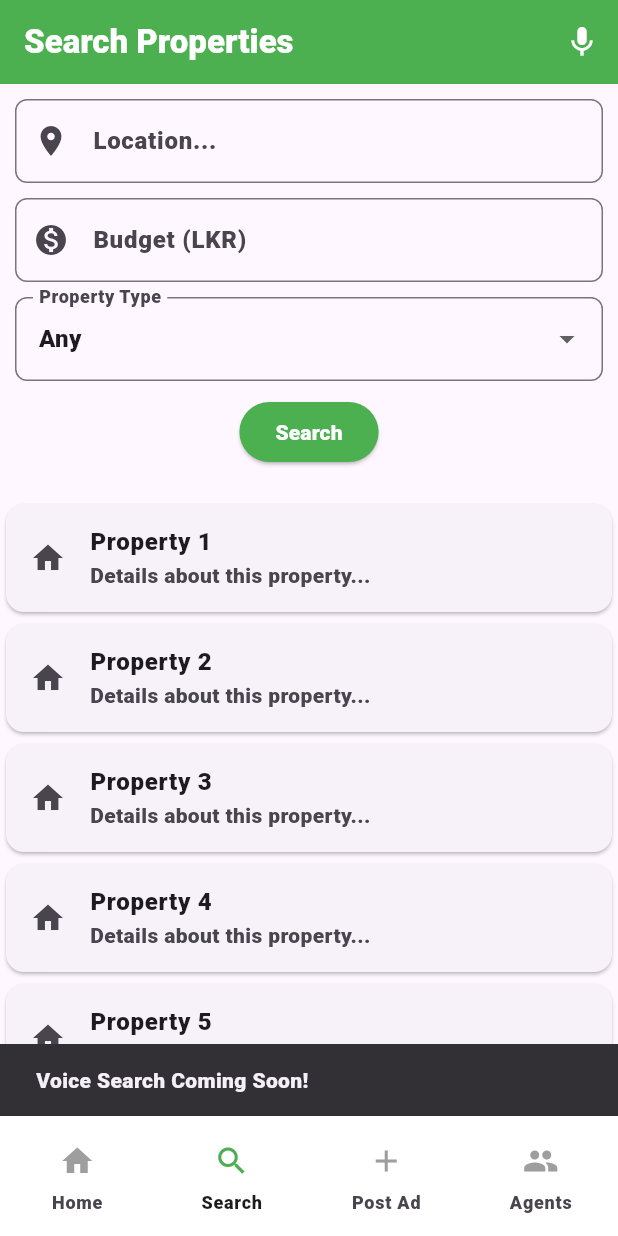
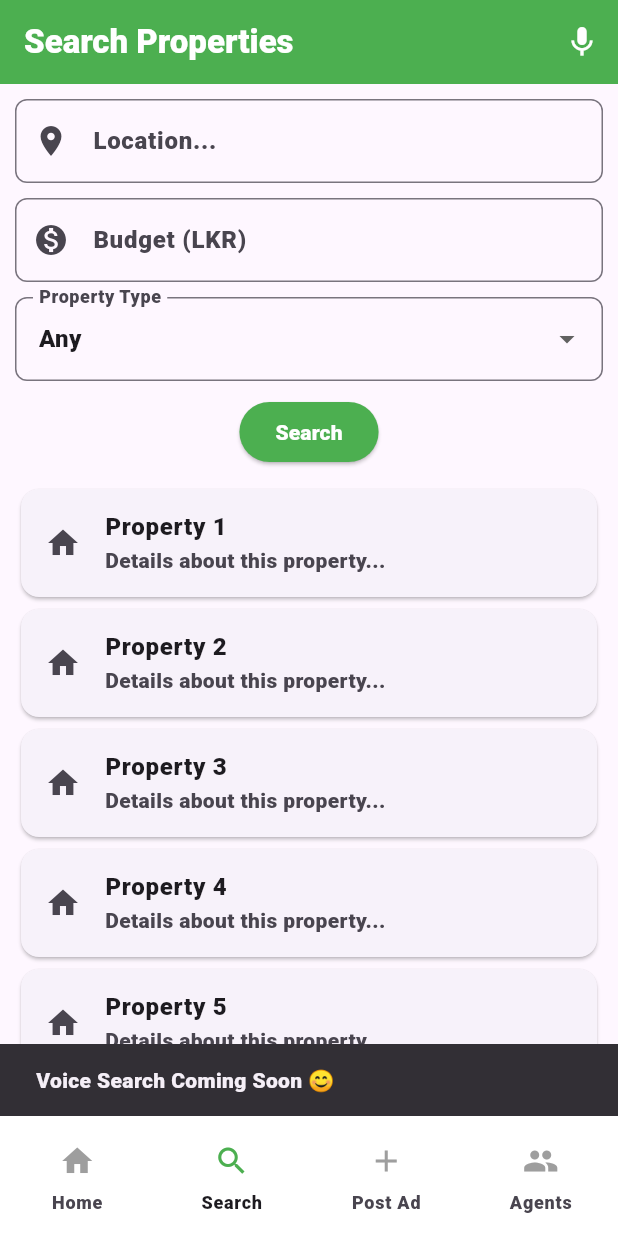
Before and after one commit to AKILABANDARAYAINNA/horizon_real_estate_app, a Flutter app: the screen it shows after launch, item 2 of the bottom bar chosen, after a tap on the "mic" icon, on a phone screen of 412 x 824 dp. Run offline on Flutter 3.47's test engine with Material 3 defaults, Android fonts, the light colour scheme and no system bars; network calls fail.

Commit message:
Errors Sorted

```diff
--- a/lib/main.dart
+++ b/lib/main.dart
@@ -11,18 +11,19 @@
   @override
   Widget build(BuildContext context) {
     return MaterialApp(
+      debugShowCheckedModeBanner: false,
       title: 'Horizon Real Estates',
       theme: ThemeData(
-        fontFamily: 'Roboto', // Set Roboto-Black as the default font
+        fontFamily: 'Roboto',
         textTheme: const TextTheme(
-          bodyLarge: TextStyle(fontWeight: FontWeight.w900), // Black weight
+          bodyLarge: TextStyle(fontWeight: FontWeight.w900),
           bodyMedium: TextStyle(fontWeight: FontWeight.w900),
           bodySmall: TextStyle(fontWeight: FontWeight.w900),
         ),
         brightness: Brightness.light,
       ),
       darkTheme: ThemeData(
-        fontFamily: 'Roboto', // Set Roboto-Black for dark mode
+        fontFamily: 'Roboto',
         textTheme: const TextTheme(
           bodyLarge: TextStyle(fontWeight: FontWeight.w900),
           bodyMedium: TextStyle(fontWeight: FontWeight.w900),
@@ -31,7 +32,7 @@
         brightness: Brightness.dark,
       ),
       themeMode: ThemeMode.system, // Automatically switches based on system settings
-      home: const HomeScreen(), // App starts on HomeScreen
+      home: const HomeScreen(),
     );
   }
 }
--- a/lib/screens/register_screen.dart
+++ b/lib/screens/register_screen.dart
@@ -19,7 +19,7 @@ class _RegisterScreenState extends State<RegisterScreen> {
   Widget build(BuildContext context) {
     return Scaffold(
       appBar: AppBar(title: const Text('Register')),
-      body: Padding(
+      body: SingleChildScrollView(
         padding: const EdgeInsets.all(16.0),
         child: Form(
           key: _formKey,
--- a/lib/screens/search_screen.dart
+++ b/lib/screens/search_screen.dart
@@ -32,16 +32,15 @@ class _SearchScreenState extends State<SearchScreen> {
           IconButton(
             icon: const Icon(Icons.mic),
             tooltip: 'Voice Search',
-            onPressed: _handleVoiceSearch, // voice search
+            onPressed: _handleVoiceSearch, // Voice search button
           ),
         ],
       ),
-      body: Column(
-        children: [
-          Padding(
+      body: SingleChildScrollView(
         padding: const EdgeInsets.all(10.0),
         child: Column(
           children: [
+            // Location Input Field
             TextField(
               controller: _searchController,
               decoration: InputDecoration(
@@ -53,6 +52,8 @@ class _SearchScreenState extends State<SearchScreen> {
               ),
             ),
             const SizedBox(height: 10),
+
+            // Budget Input Field
             TextField(
               controller: _budgetController,
               keyboardType: TextInputType.number,
@@ -65,6 +66,8 @@ class _SearchScreenState extends State<SearchScreen> {
               ),
             ),
             const SizedBox(height: 10),
+
+            // Property Type Dropdown
             DropdownButtonFormField<String>(
               value: _propertyType,
               decoration: InputDecoration(
@@ -86,6 +89,8 @@ class _SearchScreenState extends State<SearchScreen> {
               },
             ),
             const SizedBox(height: 10),
+
+            // Search Button
             ElevatedButton(
               onPressed: _performSearch,
               style: ElevatedButton.styleFrom(
@@ -94,13 +99,13 @@ class _SearchScreenState extends State<SearchScreen> {
               ),
               child: const Text('Search'),
             ),
-              ],
-            ),
-          ),
             const SizedBox(height: 10),
-          Expanded(
-            child: ListView.builder(
-              itemCount: 5, // Replacing with dynamic results
+
+            // Dynamic Results Section
+            ListView.builder(
+              physics: const NeverScrollableScrollPhysics(),
+              shrinkWrap: true,
+              itemCount: 5,
               itemBuilder: (context, index) {
                 return Card(
                   child: ListTile(
@@ -118,19 +123,21 @@ class _SearchScreenState extends State<SearchScreen> {
                 );
               },
             ),
+          ],
         ),
-        ],
       ),
       bottomNavigationBar: const Footer(currentIndex: 1),
     );
   }
 
+  // Handles Voice Search
   void _handleVoiceSearch() {
     ScaffoldMessenger.of(context).showSnackBar(
-      const SnackBar(content: Text('Voice Search Coming Soon!')),
+      const SnackBar(content: Text('Voice Search Coming Soon 😊')),
     );
   }
 
+  // Handles Search Button Click
   void _performSearch() {
     String location = _searchController.text;
     String budget = _budgetController.text;
```
Lines whose indentation alone changed are shown as unchanged.
